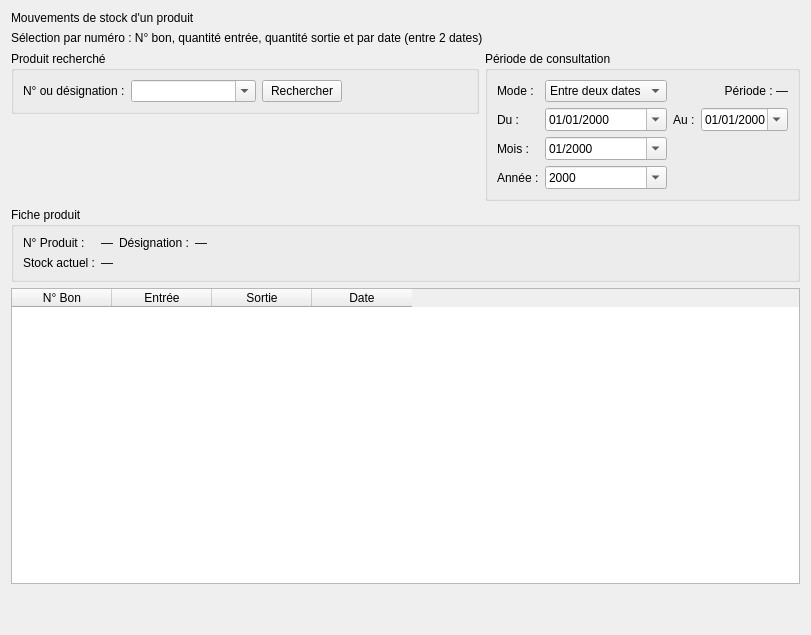
The window that interface/movement_widget.ui (miranto-andria/stock-it) describes before a commit, drawn with Qt 5.
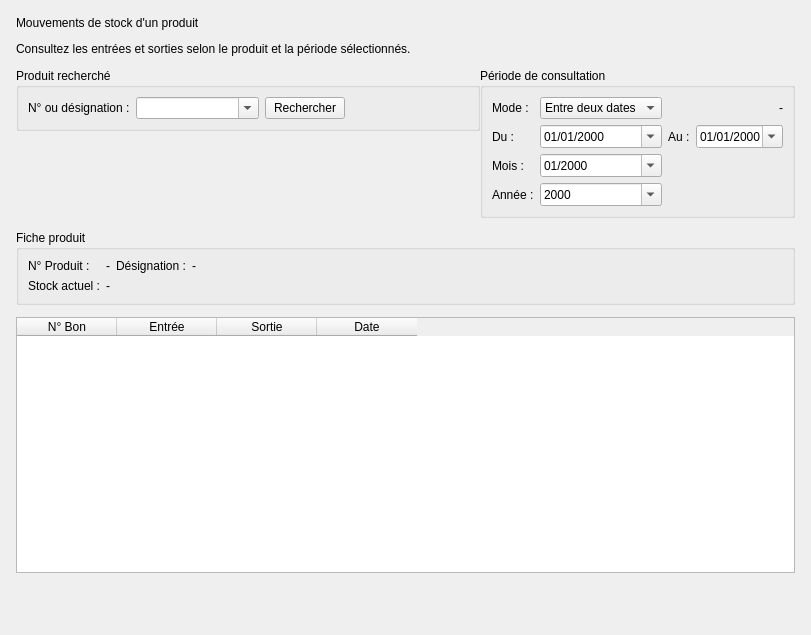
The same window after the commit.

Diff of the .ui file:
```diff
--- a/interface/movement_widget.ui
+++ b/interface/movement_widget.ui
@@ -14,6 +14,24 @@
    <string>Form</string>
   </property>
   <layout class="QGridLayout" name="gridLayout">
+   <property name="horizontalSpacing">
+    <number>16</number>
+   </property>
+   <property name="verticalSpacing">
+    <number>12</number>
+   </property>
+   <property name="leftMargin">
+    <number>16</number>
+   </property>
+   <property name="topMargin">
+    <number>16</number>
+   </property>
+   <property name="rightMargin">
+    <number>16</number>
+   </property>
+   <property name="bottomMargin">
+    <number>16</number>
+   </property>
    <item row="5" column="0">
     <widget class="QLabel" name="resume">
      <property name="text">
@@ -163,7 +181,7 @@
         <item row="0" column="3">
          <widget class="QLabel" name="periode">
           <property name="text">
-           <string>Période : —</string>
+           <string>-</string>
           </property>
           <property name="alignment">
            <set>Qt::AlignmentFlag::AlignRight|Qt::AlignmentFlag::AlignTrailing|Qt::AlignmentFlag::AlignVCenter</set>
@@ -259,7 +277,7 @@
    <item row="1" column="0">
     <widget class="QLabel" name="sous_titre">
      <property name="text">
-      <string>Sélection par numéro : N° bon, quantité entrée, quantité sortie et par date (entre 2 dates)</string>
+      <string>Consultez les entrées et sorties selon le produit et la période sélectionnés.</string>
      </property>
     </widget>
    </item>
@@ -279,7 +297,7 @@
       <item row="0" column="1">
        <widget class="QLabel" name="lbl_num">
         <property name="text">
-         <string>—</string>
+         <string>-</string>
         </property>
        </widget>
       </item>
@@ -293,7 +311,7 @@
       <item row="0" column="3">
        <widget class="QLabel" name="lbl_design">
         <property name="text">
-         <string>—</string>
+         <string>-</string>
         </property>
        </widget>
       </item>
@@ -307,7 +325,7 @@
       <item row="1" column="1">
        <widget class="QLabel" name="lbl_stock">
         <property name="text">
-         <string>—</string>
+         <string>-</string>
         </property>
        </widget>
       </item>
```
Left out of the diff: 2 changed lines with no effect on the pictures.
